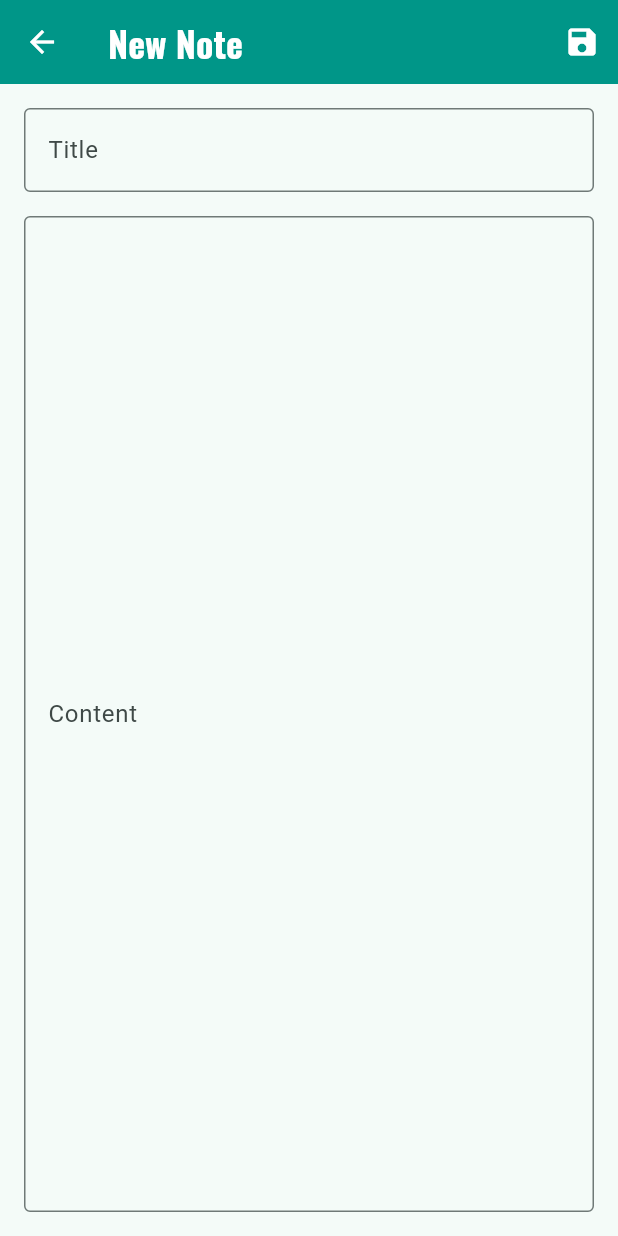
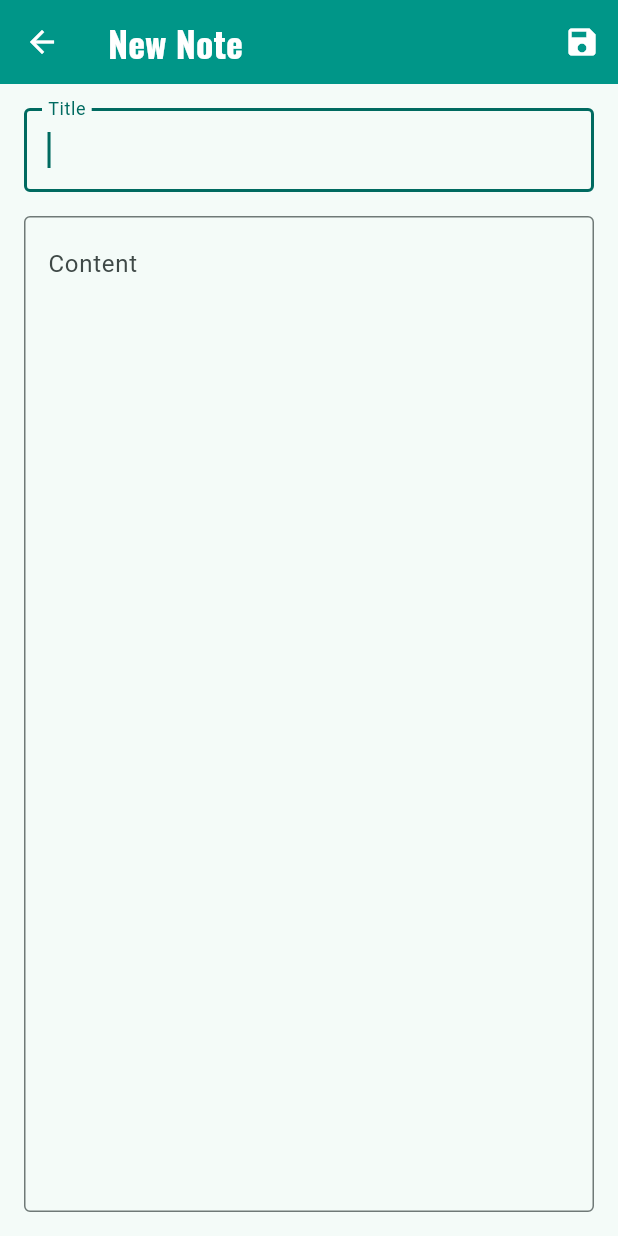
Before and after one commit to ura-hasam/ZettelkastenApp, a Flutter app: the screen it shows after launch, after a tap on "Create a New Note", on a phone screen of 412 x 824 dp. Run offline on Flutter 3.47's test engine with Material 3 defaults, Android fonts, the phone set to English and light mode, and no system bars; our stand-ins replace cloud_firestore, firebase_core, google_fonts; accounts and stored records are empty.

Commit message:
ノートの作成と保存の実装

```diff
--- a/lib/main.dart
+++ b/lib/main.dart
@@ -1,4 +1,5 @@
 
+import 'package:cloud_firestore/cloud_firestore.dart';
 import 'package:flutter/material.dart';
 import 'package:google_fonts/google_fonts.dart';
 import 'package:myapp/note.dart';
@@ -119,34 +120,21 @@ class MyHomePage extends StatefulWidget {
 
 class _MyHomePageState extends State<MyHomePage> {
   final NoteService _noteService = NoteService();
-  List<Note> _notes = [];
-  bool _isLoading = true;
-
-  @override
-  void initState() {
-    super.initState();
-    _loadNotes();
-  }
-
-  Future<void> _loadNotes() async {
-    final notes = await _noteService.getNotes();
-    setState(() {
-      _notes = notes;
-      _isLoading = false;
-    });
-  }
 
   Future<void> _addNote() async {
-    final newNote = await Navigator.push<Note>(
+    // Navigate to the edit screen and wait for a result
+    final newNoteData = await Navigator.push<Map<String, String>>(
       context,
       MaterialPageRoute(builder: (context) => const NoteEditScreen()),
     );
 
-    if (newNote != null) {
-      setState(() {
-        _notes.add(newNote);
-      });
-      await _noteService.saveNotes(_notes);
+    if (newNoteData != null && newNoteData['title']!.isNotEmpty) {
+      final newNote = Note(
+        title: newNoteData['title']!,
+        content: newNoteData['content']!,
+        createdAt: DateTime.now(),
+      );
+      await _noteService.addNote(newNote);
     }
   }
 
@@ -170,10 +158,21 @@ class _MyHomePageState extends State<MyHomePage> {
           ),
         ],
       ),
-      body: _isLoading
-          ? const Center(child: CircularProgressIndicator())
-          : _notes.isEmpty
-              ? Center(
+      body: StreamBuilder<QuerySnapshot<Note>>(
+        stream: _noteService.getNotesStream(),
+        builder: (context, snapshot) {
+          if (snapshot.hasError) {
+            return Center(child: Text('Something went wrong: ${snapshot.error}'));
+          }
+
+          if (snapshot.connectionState == ConnectionState.waiting) {
+            return const Center(child: CircularProgressIndicator());
+          }
+
+          final notes = snapshot.data?.docs.map((doc) => doc.data()).toList() ?? [];
+
+          if (notes.isEmpty) {
+            return Center(
               child: Column(
                 mainAxisAlignment: MainAxisAlignment.center,
                 children: <Widget>[
@@ -187,11 +186,13 @@ class _MyHomePageState extends State<MyHomePage> {
                   ),
                 ],
               ),
-                )
-              : ListView.builder(
-                  itemCount: _notes.length,
+            );
+          }
+
+          return ListView.builder(
+            itemCount: notes.length,
             itemBuilder: (context, index) {
-                    final note = _notes[index];
+              final note = notes[index];
               return ListTile(
                 title: Text(note.title),
                 subtitle: Text(
@@ -200,7 +201,9 @@ class _MyHomePageState extends State<MyHomePage> {
                   overflow: TextOverflow.ellipsis,
                 ),
                 onTap: () {
-                        // TODO: Navigate to note details
+                  // TODO: Navigate to note details for editing
+                },
+              );
             },
           );
         },
--- a/lib/note_edit_screen.dart
+++ b/lib/note_edit_screen.dart
@@ -1,7 +1,5 @@
 
 import 'package:flutter/material.dart';
-import 'package:myapp/note.dart';
-import 'package:uuid/uuid.dart';
 
 class NoteEditScreen extends StatefulWidget {
   const NoteEditScreen({super.key});
@@ -13,21 +11,17 @@ class NoteEditScreen extends StatefulWidget {
 class _NoteEditScreenState extends State<NoteEditScreen> {
   final _titleController = TextEditingController();
   final _contentController = TextEditingController();
-  final Uuid _uuid = const Uuid();
 
   void _saveNote() {
-    if (_titleController.text.isNotEmpty && _contentController.text.isNotEmpty) {
-      final newNote = Note(
-        id: _uuid.v4(),
-        title: _titleController.text,
-        content: _contentController.text,
-        createdAt: DateTime.now(),
-      );
-      Navigator.pop(context, newNote);
+    if (_titleController.text.isNotEmpty) {
+      final noteData = {
+        'title': _titleController.text,
+        'content': _contentController.text,
+      };
+      Navigator.pop(context, noteData);
     } else {
-      // Show an error or prevent saving if fields are empty
       ScaffoldMessenger.of(context).showSnackBar(
-        const SnackBar(content: Text('Title and content cannot be empty.')),
+        const SnackBar(content: Text('Title cannot be empty.')),
       );
     }
   }
@@ -41,6 +35,7 @@ class _NoteEditScreenState extends State<NoteEditScreen> {
           IconButton(
             icon: const Icon(Icons.save),
             onPressed: _saveNote,
+            tooltip: 'Save Note',
           ),
         ],
       ),
@@ -50,6 +45,7 @@ class _NoteEditScreenState extends State<NoteEditScreen> {
           children: [
             TextField(
               controller: _titleController,
+              autofocus: true,
               decoration: const InputDecoration(
                 labelText: 'Title',
                 border: OutlineInputBorder(),
@@ -61,10 +57,12 @@ class _NoteEditScreenState extends State<NoteEditScreen> {
                 controller: _contentController,
                 decoration: const InputDecoration(
                   labelText: 'Content',
+                  alignLabelWithHint: true,
                   border: OutlineInputBorder(),
                 ),
                 maxLines: null,
                 expands: true,
+                textAlignVertical: TextAlignVertical.top,
               ),
             ),
           ],
--- a/lib/note_service.dart
+++ b/lib/note_service.dart
@@ -1,20 +1,34 @@
 
-import 'dart:convert';
-import 'package:shared_preferences/shared_preferences.dart';
+import 'package:cloud_firestore/cloud_firestore.dart';
 import 'package:myapp/note.dart';
 
 class NoteService {
-  static const _notesKey = 'notes';
+  final FirebaseFirestore _firestore = FirebaseFirestore.instance;
+  late final CollectionReference<Note> _notesRef;
 
-  Future<List<Note>> getNotes() async {
-    final prefs = await SharedPreferences.getInstance();
-    final notesJson = prefs.getStringList(_notesKey) ?? [];
-    return notesJson.map((note) => Note.fromJson(jsonDecode(note))).toList();
+  NoteService() {
+    _notesRef = _firestore.collection('notes').withConverter<Note>(
+      fromFirestore: Note.fromFirestore,
+      toFirestore: (Note note, _) => note.toFirestore(),
+    );
   }
 
-  Future<void> saveNotes(List<Note> notes) async {
-    final prefs = await SharedPreferences.getInstance();
-    final notesJson = notes.map((note) => jsonEncode(note.toJson())).toList();
-    await prefs.setStringList(_notesKey, notesJson);
+  // リアルタイムにノートリストを取得するストリーム
+  Stream<QuerySnapshot<Note>> getNotesStream() {
+    return _notesRef.orderBy('createdAt', descending: true).snapshots();
   }
+
+  // 新しいノートを追加する
+  Future<void> addNote(Note note) {
+    return _notesRef.add(note);
+  }
+
+  // (参考) 将来的に必要になるかもしれない機能
+  // Future<void> updateNote(Note note) {
+  //   return _notesRef.doc(note.id).update(note.toFirestore());
+  // }
+
+  // Future<void> deleteNote(String noteId) {
+  //   return _notesRef.doc(noteId).delete();
+  // }
 }
--- a/pubspec.yaml
+++ b/pubspec.yaml
@@ -40,6 +40,7 @@ dependencies:
   shared_preferences: ^2.5.3
   firebase_core: ^4.2.1
   firebase_ai: ^3.5.0
+  cloud_firestore: ^6.1.0
 
 dev_dependencies:
   flutter_test:
```
Also changed, not shown: firestore.indexes.json (added, +51 -0 lines), lib/note.dart (+16 -14 lines), firebase.json, pubspec.lock, 2 other files. Lines whose indentation alone changed are shown as unchanged.
